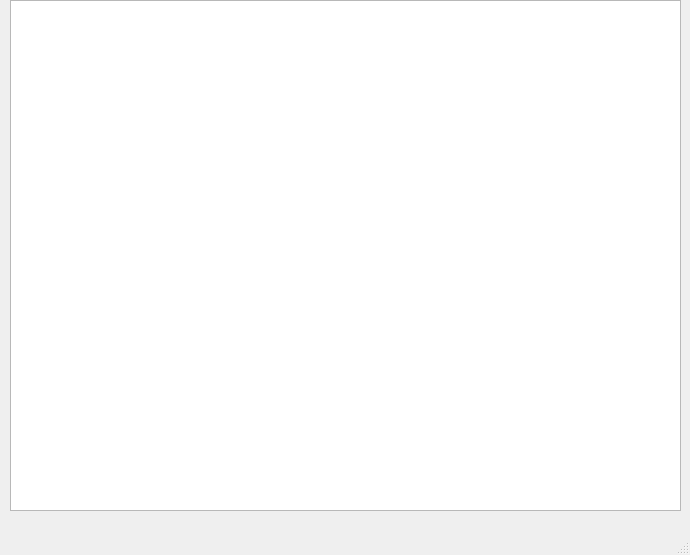
First picture: the form in main.ui, repository OlejaCat/third_coffee, before the edit.
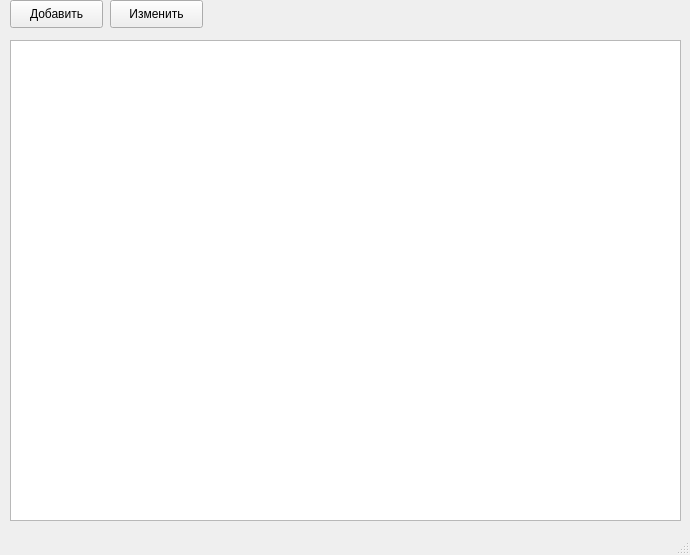
Second picture: the form after the edit.

Diff of the .ui file:
```diff
--- a/main.ui
+++ b/main.ui
@@ -18,12 +18,38 @@
     <property name="geometry">
      <rect>
       <x>10</x>
-      <y>0</y>
+      <y>40</y>
       <width>671</width>
-      <height>511</height>
+      <height>481</height>
      </rect>
     </property>
    </widget>
+   <widget class="QPushButton" name="pushButton">
+    <property name="geometry">
+     <rect>
+      <x>10</x>
+      <y>0</y>
+      <width>93</width>
+      <height>28</height>
+     </rect>
+    </property>
+    <property name="text">
+     <string>Добавить</string>
+    </property>
+   </widget>
+   <widget class="QPushButton" name="pushButton_2">
+    <property name="geometry">
+     <rect>
+      <x>110</x>
+      <y>0</y>
+      <width>93</width>
+      <height>28</height>
+     </rect>
+    </property>
+    <property name="text">
+     <string>Изменить</string>
+    </property>
+   </widget>
   </widget>
   <widget class="QMenuBar" name="menubar">
    <property name="geometry">
```
